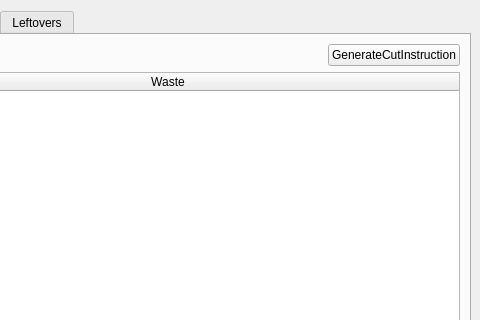
horvathzoltan/cutplannerpro, file view/MainWindow.ui: the form before one commit; both pictures show x 544 to 1024 and y 0 to 320 of the 1024 by 666 pixel window.
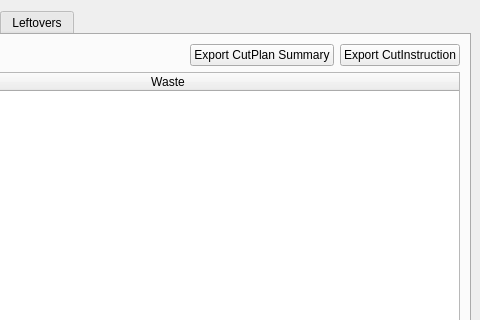
The form after the commit. The open tabs and pages were chosen to show the change.

What changed in the file:
```diff
--- a/view/MainWindow.ui
+++ b/view/MainWindow.ui
@@ -278,10 +278,17 @@
               </property>
              </spacer>
             </item>
+            <item>
+             <widget class="QPushButton" name="btn_ExportCutPlanSummary">
+              <property name="text">
+               <string>Export CutPlan Summary</string>
+              </property>
+             </widget>
+            </item>
             <item>
              <widget class="QPushButton" name="btn_GenerateCuttingPlan">
               <property name="text">
-               <string>GenerateCutInstruction</string>
+               <string>Export CutInstruction</string>
               </property>
              </widget>
             </item>
```
Left out of the diff: 2 changed lines with no effect on the pictures.
